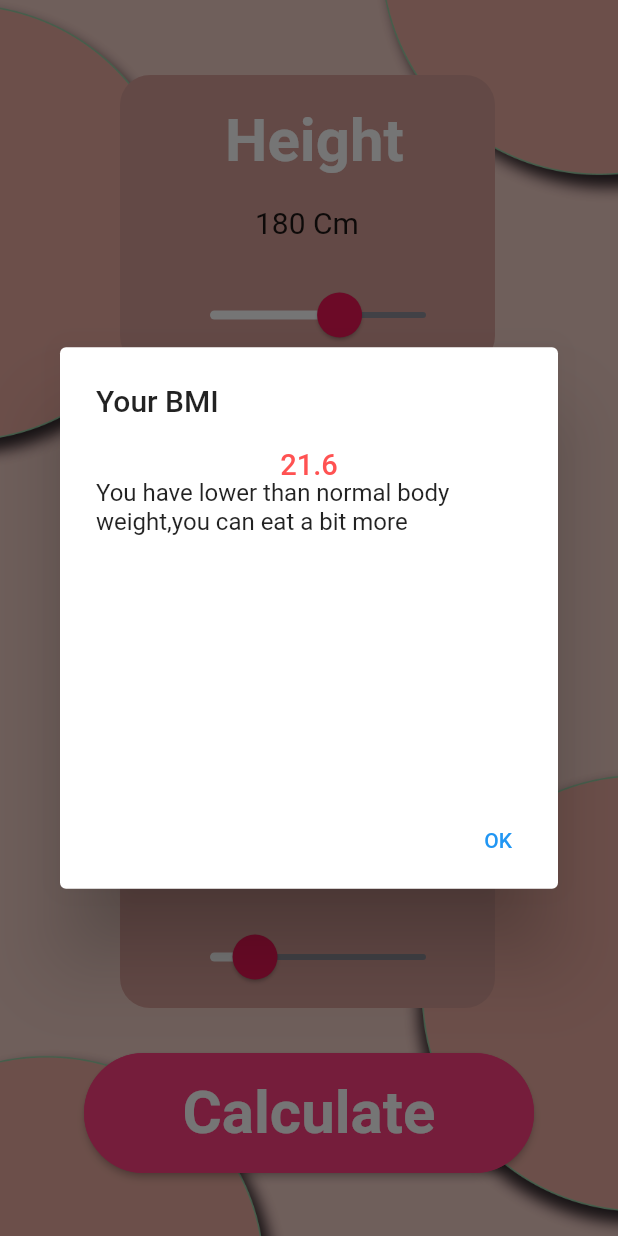
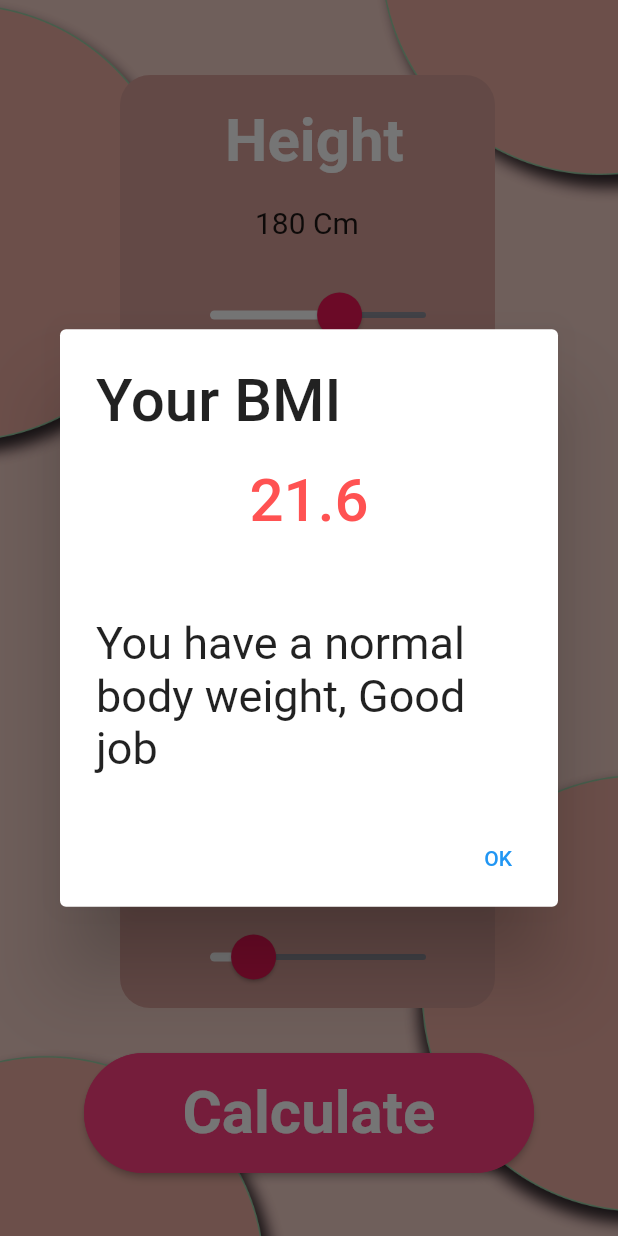
Before and after one commit to Team-CSI-Probation/Aryan_Sharma_BMI_Calculator, a Flutter app: the info1 screen opened directly, after a tap on "Calculate", on a phone screen of 412 x 824 dp. Run offline on Flutter 3.47's test engine with Material 2 defaults, Android fonts, the phone set to English and light mode, and no system bars.

Commit message:
commit 4

```diff
--- a/lib/info1.dart
+++ b/lib/info1.dart
@@ -16,7 +16,6 @@
 int weight = 70;
 int age = 25;
 String _result = "";
-String resultDetail = "result here";
 double bmi = 0;
 
 String calculateBmi(int weight,int height){
@@ -24,15 +23,15 @@
   return bmi.toStringAsFixed(1);
 }
 
-String about (int bmi){
-  if( bmi >= 25) {
+String about (double bmi){
+  if( bmi >= 25.0) {
     return "You have higher than normal body weight, try to exercise more";
   }
-  else if(bmi >18){
+  else if(bmi >18.5 && bmi<25.0){
     return "You have a normal body weight, Good job";
   }
   else{
-    return "You have lower than normal body weight,you can eat a bit more";
+    return "You have lower than normal body weight, you can eat a bit more";
   }
 }
 
@@ -224,7 +223,7 @@
                              ),
                              child: Slider(
                                  value: age.toDouble(),
-                                 min: 0.0,
+                                 min: 1.0,
                                  max: 120.0,
                                  onChanged: (double newValue) {
                                    setState(() {
@@ -255,7 +254,6 @@
                          TextStyle(fontSize: 40, fontWeight: FontWeight.bold)),
                      onPressed: () {
                        _result = calculateBmi(weight, height);
-                       resultDetail = about(bmi.toInt());
                        showAlertDialog(context);},
                        style:
                        ButtonStyle(
@@ -274,7 +272,6 @@
            ),
          ));
    }
-
 showAlertDialog(BuildContext context) {
   // Create button
   Widget okButton = TextButton(
@@ -286,7 +283,7 @@
 
   // Create AlertDialog
   AlertDialog alert = AlertDialog(
-    title: Text("Your BMI"),
+    title: Text("Your BMI",style: TextStyle(fontSize: 40)),
     content: Container(
       child: SizedBox(
         height: MediaQuery.of(context).size.height / 4,
@@ -300,17 +297,21 @@
                       _result.toString()
                       ,style: TextStyle(
                       color: Colors.redAccent,
-                      fontSize: 19.4,
+                      fontSize: 40,
                       fontWeight: FontWeight.w500,
                     ),
                     )
                 )),
 
 
-            Expanded(
-                flex: 9,
-                child: Container(child: Text(resultDetail),
-                )
+            Padding(
+              padding: const EdgeInsets.only(top: 0),
+              child: Expanded(
+                  flex: 9,
+                  child: Container(
+                    child: Text(about(double.parse(_result)),style: TextStyle(fontSize: 30),),
+                  )
+              ),
             )],
         ),
       ),
```
Also changed, not shown: lib/info2.dart (+11 -10 lines).
